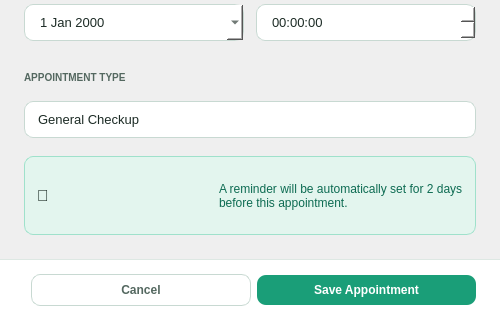
Above: src/ui/dialog_add_appointment.ui from shasheenahdeeneillelumasag/CCC151---Group-Project before the change; both pictures show x 0 to 500 and y 160 to 480 of the 500 by 480 pixel window. Below: the same form after it.
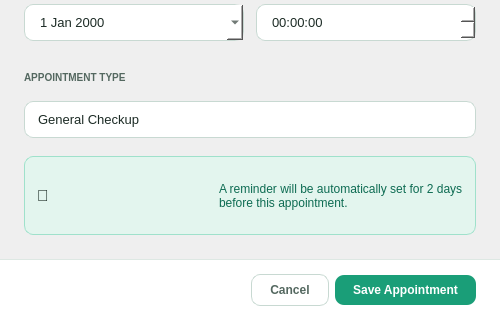
That is the form after the change.

```diff
--- a/src/ui/dialog_add_appointment.ui
+++ b/src/ui/dialog_add_appointment.ui
@@ -105,7 +105,7 @@
       <property name="topMargin"><number>14</number></property>
       <property name="rightMargin"><number>24</number></property>
       <property name="bottomMargin"><number>14</number></property>
-      <item><spacer name="spacerFoot"><property name="orientation"><enum>Qt::Horizontal</enum></property></spacer></item>
+      <item><spacer name="spacerFoot"><property name="orientation"><enum>Qt::Horizontal</enum></property><property name="sizeHint" stdset="0"><size><width>40</width><height>20</height></size></property></spacer></item>
       <item><widget class="QPushButton" name="btnCancel"><property name="text"><string>Cancel</string></property><property name="styleSheet"><string>QPushButton { background: transparent; color: #546860; font-size: 12px; font-weight: 600; border: 1px solid #C8D9D2; border-radius: 9px; padding: 8px 18px; }</string></property></widget></item>
       <item><widget class="QPushButton" name="btnSave"><property name="text"><string>Save Appointment</string></property><property name="styleSheet"><string>QPushButton { background: #1A9E78; color: #FFF; font-size: 12px; font-weight: 600; border: none; border-radius: 9px; padding: 8px 18px; }</string></property></widget></item>
      </layout>
```
Left out of the diff: 8 changed lines with no effect on the pictures.
